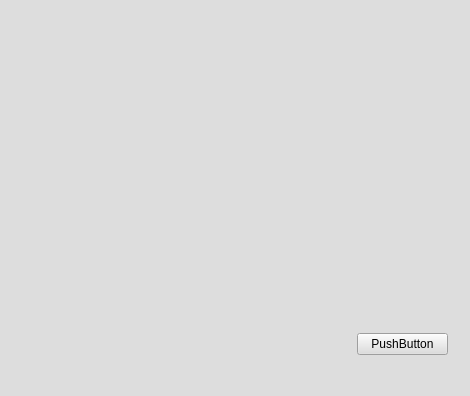
Qt form mainwindow.ui (mortalis13/Qt-Color-Picker-Qt) before a commit.
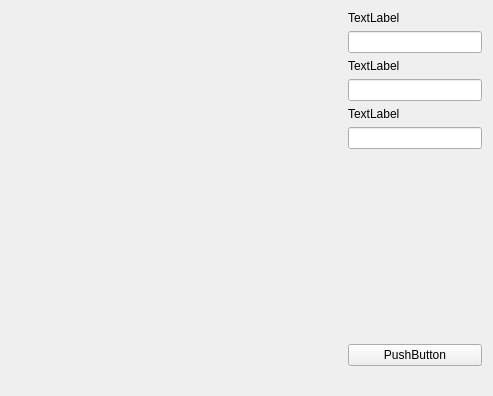
The same form after that commit. Custom widgets are drawn as their Qt base class.

Patch:
```diff
--- a/mainwindow.ui
+++ b/mainwindow.ui
@@ -6,7 +6,7 @@
    <rect>
     <x>0</x>
     <y>0</y>
-    <width>470</width>
+    <width>493</width>
     <height>396</height>
    </rect>
   </property>
@@ -24,7 +24,7 @@
   </property>
   <property name="maximumSize">
    <size>
-    <width>470</width>
+    <width>493</width>
     <height>396</height>
    </size>
   </property>
@@ -32,7 +32,7 @@
    <string>MainWindow</string>
   </property>
   <property name="styleSheet">
-   <string notr="true">background-color:#ddd;</string>
+   <string notr="true"/>
   </property>
   <widget class="QWidget" name="centralWidget">
    <layout class="QHBoxLayout" name="horizontalLayout">
@@ -85,7 +85,7 @@
          </property>
          <property name="sizeHint" stdset="0">
           <size>
-           <width>13</width>
+           <width>15</width>
            <height>20</height>
           </size>
          </property>
@@ -189,6 +189,48 @@
     <item>
      <widget class="QWidget" name="widget_2" native="true">
       <layout class="QVBoxLayout" name="verticalLayout">
+       <property name="leftMargin">
+        <number>0</number>
+       </property>
+       <property name="topMargin">
+        <number>0</number>
+       </property>
+       <property name="rightMargin">
+        <number>0</number>
+       </property>
+       <property name="bottomMargin">
+        <number>0</number>
+       </property>
+       <item>
+        <widget class="QLabel" name="label">
+         <property name="text">
+          <string>TextLabel</string>
+         </property>
+        </widget>
+       </item>
+       <item>
+        <widget class="QLineEdit" name="lineEdit"/>
+       </item>
+       <item>
+        <widget class="QLabel" name="label_2">
+         <property name="text">
+          <string>TextLabel</string>
+         </property>
+        </widget>
+       </item>
+       <item>
+        <widget class="QLineEdit" name="lineEdit_2"/>
+       </item>
+       <item>
+        <widget class="QLabel" name="label_3">
+         <property name="text">
+          <string>TextLabel</string>
+         </property>
+        </widget>
+       </item>
+       <item>
+        <widget class="QLineEdit" name="lineEdit_3"/>
+       </item>
        <item>
         <spacer name="verticalSpacer_2">
          <property name="orientation">
```
Left out of the diff: 6 changed lines with no effect on the pictures.
